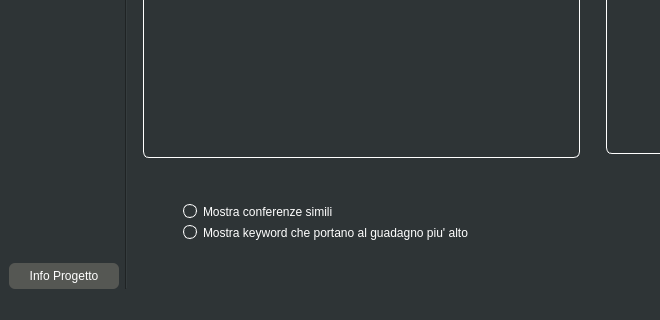
Above: Progetto/mainwindow.ui from simoven/ProgettoPO before the change; both pictures show x 0 to 660 and y 320 to 640 of the 1061 by 640 pixel window. Below: the same form after it.
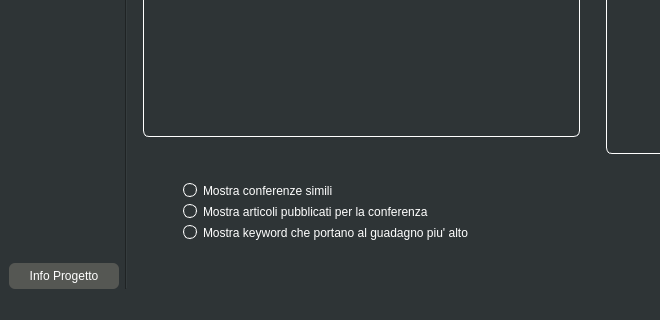
That is the form after the change. The open tabs and pages were chosen to show the change. Icons and pictures are not drawn.

Patch:
```diff
--- a/Progetto/mainwindow.ui
+++ b/Progetto/mainwindow.ui
@@ -1121,6 +1121,13 @@
                 </property>
                </widget>
               </item>
+              <item>
+               <widget class="QRadioButton" name="articoliPerConferenzaButton">
+                <property name="text">
+                 <string>Mostra articoli pubblicati per la conferenza</string>
+                </property>
+               </widget>
+              </item>
               <item>
                <widget class="QRadioButton" name="keywordButton">
                 <property name="text">
```
Left out of the diff: 2 changed lines with no effect on the pictures.
